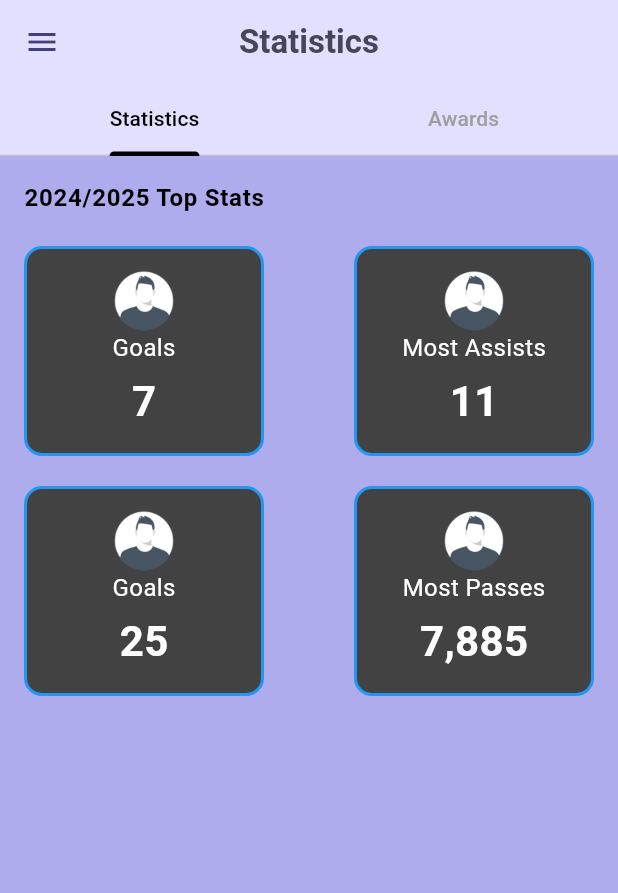
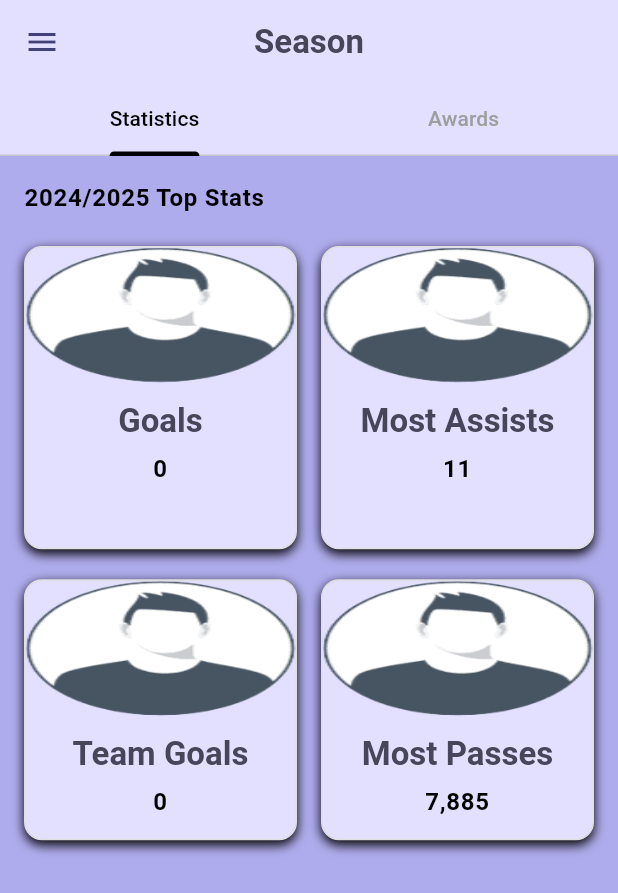
Before and after one commit to MotazElayyan/ProLeague, a Flutter app: the StatsPage screen opened directly, on a phone screen of 412 x 824 dp. Shown: the top 893 px of the screen. Run offline on Flutter 3.47's test engine with Material 3 defaults, Android fonts, the phone set to English and light mode, and no system bars; our stand-ins replace cached_network_image, carousel_slider, cloud_firestore, curved_navigation_bar, firebase_auth, firebase_core and 6 more; missing offline and left inert: firebase_app_check; accounts and stored records are empty; network calls fail.

Commit message:
added statistics

```diff
--- a/lib/models/statCard.dart
+++ b/lib/models/statCard.dart
@@ -1,7 +1,7 @@
 import 'package:flutter/material.dart';
 
-class BuildStatCard extends StatelessWidget {
-  const BuildStatCard({
+class StatCard extends StatelessWidget {
+  const StatCard({
     super.key,
     required this.title,
     required this.value,
@@ -18,26 +18,52 @@ class BuildStatCard extends StatelessWidget {
   Widget build(BuildContext context) {
     return InkWell(
       onTap: onPressed,
+      borderRadius: BorderRadius.circular(12),
       child: Container(
-      width: 160,
-      height: 140,
         decoration: BoxDecoration(
-        color: Colors.grey[800],
+          color: Theme.of(context).colorScheme.primaryContainer,
           borderRadius: BorderRadius.circular(12),
-        border: Border.all(color: Colors.blue, width: 2),
+          border: Border.all(color: Colors.grey.shade300),
+          boxShadow: [
+            BoxShadow(
+              color: Theme.of(context).colorScheme.secondary,
+              blurRadius: 6,
+              offset: const Offset(0, 3),
+            ),
+          ],
         ),
         child: Column(
-        mainAxisAlignment: MainAxisAlignment.center,
+          crossAxisAlignment: CrossAxisAlignment.stretch,
           children: [
-          Image.asset(imgUrl, width: 40, height: 40),
-          Text(title, style: TextStyle(color: Colors.white, fontSize: 16)),
-          SizedBox(height: 4),
+            AspectRatio(
+              aspectRatio: 2,
+              child: ClipRRect(
+                borderRadius: const BorderRadius.only(
+                  topLeft: Radius.circular(12),
+                  topRight: Radius.circular(12),
+                ),
+                child:
+                    imgUrl.startsWith('http')
+                        ? Image.network(imgUrl, fit: BoxFit.fill, width: 30, height: 30)
+                        : Image.asset(imgUrl, fit: BoxFit.fill, width: 30, height: 30),
+              ),
+            ),
+            Padding(
+              padding: const EdgeInsets.all(12.0),
+              child: Column(
+                children: [
+                  Text(
+                    title,
+                    style: Theme.of(context).textTheme.titleLarge,
+                    textAlign: TextAlign.center,
+                  ),
+                  const SizedBox(height: 6),
                   Text(
                     value,
-            style: TextStyle(
-              color: Colors.white,
-              fontSize: 28,
-              fontWeight: FontWeight.bold,
+                    style: Theme.of(context).textTheme.bodyLarge,
+                    textAlign: TextAlign.center,
+                  ),
+                ],
               ),
             ),
           ],
@@ -46,34 +72,3 @@ class BuildStatCard extends StatelessWidget {
     );
   }
 }
-
-// Widget buildStatCard(String title, String value, String imgUrl) {
-//   return InkWell(
-//     onTap: () {},
-//     child: Container(
-//       width: 160,
-//       height: 140,
-//       decoration: BoxDecoration(
-//         color: Colors.grey[800],
-//         borderRadius: BorderRadius.circular(12),
-//         border: Border.all(color: Colors.blue, width: 2),
-//       ),
-//       child: Column(
-//         mainAxisAlignment: MainAxisAlignment.center,
-//         children: [
-//           Image.asset(imgUrl, width: 40, height: 40),
-//           Text(title, style: TextStyle(color: Colors.white, fontSize: 16)),
-//           SizedBox(height: 4),
-//           Text(
-//             value,
-//             style: TextStyle(
-//               color: Colors.white,
-//               fontSize: 28,
-//               fontWeight: FontWeight.bold,
-//             ),
-//           ),
-//         ],
-//       ),
-//     ),
-//   );
-// }
--- a/lib/screens/tabs/statsPage.dart
+++ b/lib/screens/tabs/statsPage.dart
@@ -1,11 +1,78 @@
 import 'package:flutter/material.dart';
+import 'package:cloud_firestore/cloud_firestore.dart';
 
 import 'package:grad_project/models/statCard.dart';
 import 'package:grad_project/screens/tabs/awardsPage.dart';
+import 'package:grad_project/teamsData/playersGoals.dart';
+import 'package:grad_project/teamsData/teamsGoals.dart';
 import 'package:grad_project/widgets/buildDrawer.dart';
 
-class StatsPage extends StatelessWidget {
+class StatsPage extends StatefulWidget {
   const StatsPage({super.key});
+
+  @override
+  State<StatsPage> createState() => _StatsPageState();
+}
+
+class _StatsPageState extends State<StatsPage> {
+  Map<String, dynamic>? topPlayer;
+  Map<String, dynamic>? topTeam;
+
+  @override
+  void initState() {
+    super.initState();
+    fetchTopStats();
+  }
+
+  Future<void> fetchTopStats() async {
+    final teamsSnapshot =
+        await FirebaseFirestore.instance.collection('teams').get();
+
+    final List<Map<String, dynamic>> players = [];
+    final List<Map<String, dynamic>> teams = [];
+
+    for (var teamDoc in teamsSnapshot.docs) {
+      final teamData = teamDoc.data();
+      final teamLogo = teamData['TeamLogo'] ?? '';
+
+      if (teamData.containsKey('TeamGoals') && teamData['TeamGoals'] != null) {
+        teams.add({
+          'name': teamData['TeamName'] ?? '',
+          'logo': teamLogo,
+          'goals': int.tryParse(teamData['TeamGoals'].toString()) ?? 0,
+        });
+      }
+
+      final membersSnapshot =
+          await FirebaseFirestore.instance
+              .collection('teams')
+              .doc(teamDoc.id)
+              .collection('Members')
+              .get();
+
+      for (var memberDoc in membersSnapshot.docs) {
+        final memberData = memberDoc.data();
+        if (memberData.containsKey('Goals') && memberData['Goals'] != null) {
+          players.add({
+            'name': memberData['Name'] ?? '',
+            'goals': int.tryParse(memberData['Goals'].toString()) ?? 0,
+            'picture': memberData['picture'] ?? '',
+          });
+        }
+      }
+    }
+
+    players.removeWhere((p) => p['goals'] == 0);
+    teams.removeWhere((t) => t['goals'] == 0);
+
+    players.sort((a, b) => b['goals'].compareTo(a['goals']));
+    teams.sort((a, b) => b['goals'].compareTo(a['goals']));
+
+    setState(() {
+      topPlayer = players.isNotEmpty ? players.first : null;
+      topTeam = teams.isNotEmpty ? teams.first : null;
+    });
+  }
 
   @override
   Widget build(BuildContext context) {
@@ -14,12 +81,8 @@ class StatsPage extends StatelessWidget {
       child: Scaffold(
         backgroundColor: Theme.of(context).colorScheme.primary,
         appBar: AppBar(
-          automaticallyImplyLeading: true,
           backgroundColor: Theme.of(context).colorScheme.primaryContainer,
-          title: Text(
-            'Statistics',
-            style: Theme.of(context).textTheme.titleLarge,
-          ),
+          title: Text('Season', style: Theme.of(context).textTheme.titleLarge),
           bottom: TabBar(
             indicatorColor: Theme.of(context).colorScheme.secondary,
             labelColor: Theme.of(context).colorScheme.secondary,
@@ -31,7 +94,6 @@ class StatsPage extends StatelessWidget {
         body: TabBarView(
           physics: const BouncingScrollPhysics(),
           children: [
-            // ---------- Stats Tab ----------
             Padding(
               padding: const EdgeInsets.all(16.0),
               child: Column(
@@ -42,15 +104,32 @@ class StatsPage extends StatelessWidget {
                     style: Theme.of(context).textTheme.bodyLarge,
                   ),
                   const SizedBox(height: 20),
-                  Row(
-                    mainAxisAlignment: MainAxisAlignment.spaceBetween,
+                  GridView.count(
+                    crossAxisCount: 2,
+                    shrinkWrap: true,
+                    physics: const NeverScrollableScrollPhysics(),
+                    crossAxisSpacing: 16,
+                    mainAxisSpacing: 16,
+                    childAspectRatio: 0.9,
                     children: [
-                      BuildStatCard(
+                      StatCard(
                         title: 'Goals',
-                        value: '7',
-                        imgUrl: 'assets/images/player.png',
+                        value:
+                            topPlayer != null
+                                ? topPlayer!['goals'].toString()
+                                : '0',
+                        imgUrl:
+                            topPlayer != null
+                                ? topPlayer!['picture']
+                                : 'assets/images/player.png',
+                        onPressed: () {
+                          Navigator.push(
+                            context,
+                            MaterialPageRoute(builder: (ctx) => PlayersGoals()),
+                          );
+                        },
                       ),
-                      BuildStatCard(
+                      StatCard(
                         title: 'Most Assists',
                         value: '11',
                         imgUrl: 'assets/images/player.png',
@@ -61,23 +140,38 @@ class StatsPage extends StatelessWidget {
                   Row(
                     mainAxisAlignment: MainAxisAlignment.spaceBetween,
                     children: [
-                      BuildStatCard(
-                        title: 'Goals',
-                        value: '25',
-                        imgUrl: 'assets/images/player.png',
+                      Expanded(
+                        child: StatCard(
+                          title: 'Team Goals',
+                          value:
+                              topTeam != null
+                                  ? topTeam!['goals'].toString()
+                                  : '0',
+                          imgUrl:
+                              topTeam != null
+                                  ? topTeam!['logo']
+                                  : 'assets/images/player.png',
+                          onPressed: () {
+                            Navigator.push(
+                              context,
+                              MaterialPageRoute(builder: (ctx) => TeamsGoals()),
+                            );
+                          },
+                        ),
                       ),
-                      BuildStatCard(
-                        title: 'Most Passes',
-                        value: '7,885',
-                        imgUrl: 'assets/images/player.png',
+                      const SizedBox(width: 16),
+                      Expanded(
+                        child: StatCard(
+                          title: 'Most Passes',
+                          value: '7,885',
+                          imgUrl: 'assets/images/player.png',
+                        ),
                       ),
                     ],
                   ),
                 ],
               ),
             ),
-
-            // ---------- Awards Tab ----------
             AwardsTab(),
           ],
         ),
--- a/lib/teamsData/allTeamsScreen.dart
+++ b/lib/teamsData/allTeamsScreen.dart
@@ -21,7 +21,7 @@ class AllTeamsScreen extends StatelessWidget {
           return ListTile(
             leading: CircleAvatar(
               backgroundImage: NetworkImage(team['image']!),
-              backgroundColor: Theme.of(context).colorScheme.secondary,
+              backgroundColor: Theme.of(context).colorScheme.primaryContainer,
             ),
             title: Text(team['name']!),
             onTap: () {
```
Also changed, not shown: lib/teamsData/playersGoals.dart (added, +252 -0 lines), lib/teamsData/teamsGoals.dart (added, +230 -0 lines), 1 other file. Lines whose indentation alone changed are shown as unchanged.
